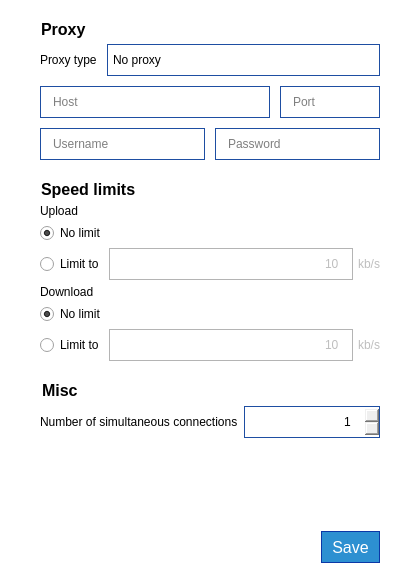
Qt form parsec/core/gui/forms/network_settings_widget.ui (Scille/parsec-cloud) before a commit.
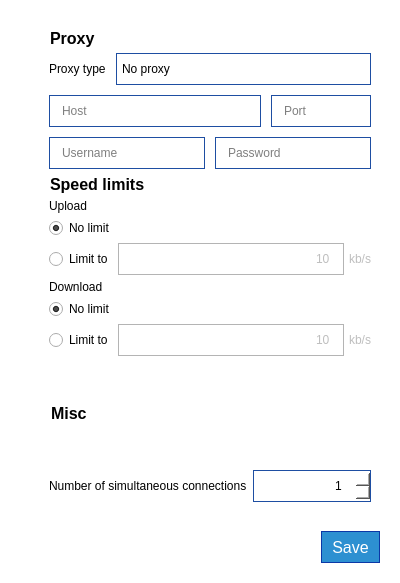
The same form after that commit. Icons and pictures are not drawn.

Commit message: [GUI] Fixed settings expanding too much on small screens

```diff
--- a/parsec/core/gui/forms/network_settings_widget.ui
+++ b/parsec/core/gui/forms/network_settings_widget.ui
@@ -102,6 +102,22 @@
 width: 16px;
 height: 16px;
 padding-right: 5px;
+}
+
+QScrollBar:vertical
+{
+background: rgb(255, 255, 255);
+}
+
+QScrollBar::handle:vertical
+{
+background: rgb(12, 65, 157);
+}
+
+QScrollBar::add-line:vertical, QScrollBar::sub-line:vertical
+{
+border: none;
+background: none;
 }</string>
   </property>
   <layout class="QVBoxLayout" name="verticalLayout">
@@ -121,6 +137,36 @@
     <number>20</number>
    </property>
    <item>
+    <widget class="QScrollArea" name="scrollArea">
+     <property name="styleSheet">
+      <string notr="true">background-color: rgb(255, 255, 255);</string>
+     </property>
+     <property name="frameShape">
+      <enum>QFrame::NoFrame</enum>
+     </property>
+     <property name="frameShadow">
+      <enum>QFrame::Plain</enum>
+     </property>
+     <property name="lineWidth">
+      <number>0</number>
+     </property>
+     <property name="horizontalScrollBarPolicy">
+      <enum>Qt::ScrollBarAlwaysOff</enum>
+     </property>
+     <property name="widgetResizable">
+      <bool>true</bool>
+     </property>
+     <widget class="QWidget" name="scrollAreaWidgetContents">
+      <property name="geometry">
+       <rect>
+        <x>0</x>
+        <y>0</y>
+        <width>360</width>
+        <height>469</height>
+       </rect>
+      </property>
+      <layout class="QVBoxLayout" name="verticalLayout_3">
+       <item>
     <widget class="QWidget" name="widget" native="true">
      <layout class="QVBoxLayout" name="verticalLayout_7">
       <property name="spacing">
@@ -701,15 +747,22 @@
      </layout>
     </widget>
    </item>
+      </layout>
+     </widget>
+    </widget>
+   </item>
    <item>
     <spacer name="verticalSpacer_2">
      <property name="orientation">
       <enum>Qt::Vertical</enum>
      </property>
+     <property name="sizeType">
+      <enum>QSizePolicy::Preferred</enum>
+     </property>
      <property name="sizeHint" stdset="0">
       <size>
-       <width>20</width>
-       <height>18</height>
+       <width>0</width>
+       <height>0</height>
       </size>
      </property>
     </spacer>
```
Lines whose indentation alone changed are shown as unchanged. The commit also changes 2 other files.
